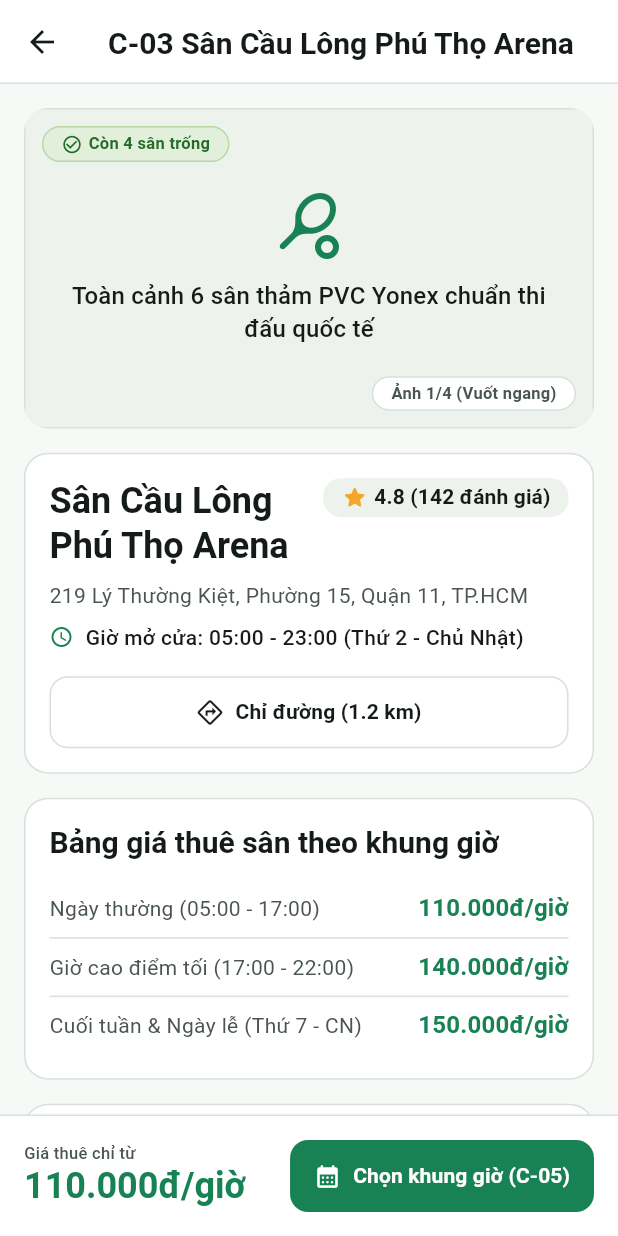
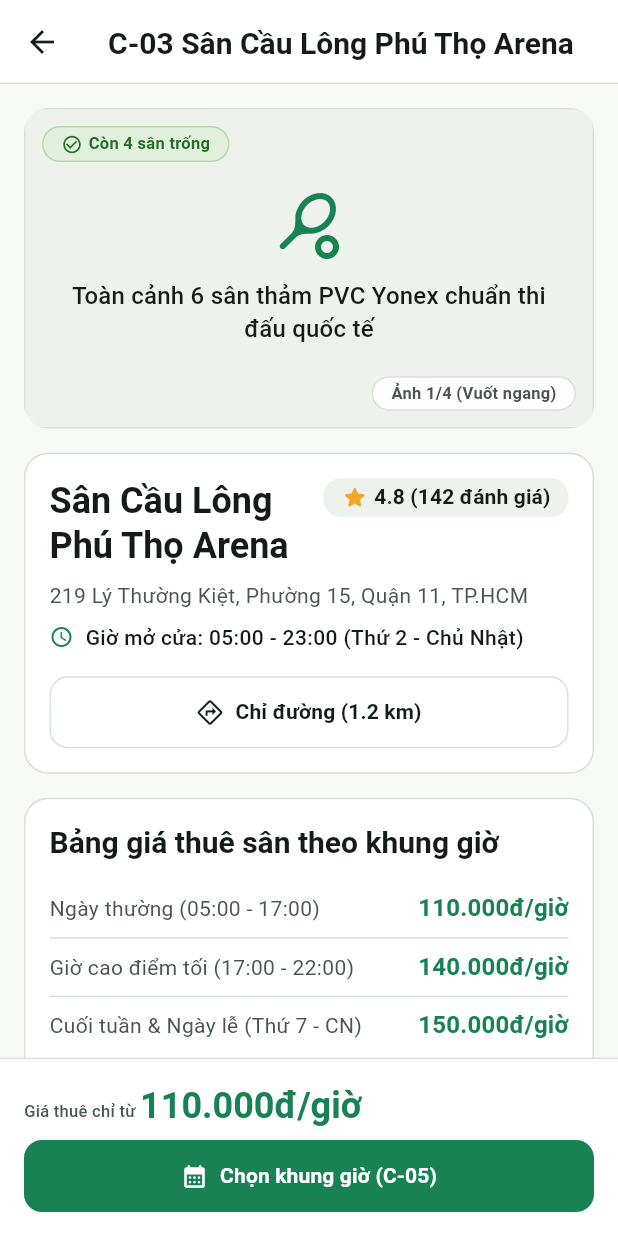
Before and after one commit to AgentMeap/badminton_hub, a Flutter app: the screen it shows after launch, item 3 of the bottom bar chosen, after a tap on "Chi tiết (C-03)", on a phone screen of 412 x 824 dp. Run offline on Flutter 3.47's test engine with Material 3 defaults, Android fonts, the phone set to English and light mode, and no system bars; Roboto replaces fonts that are missing (Be Vietnam Pro).

Commit message:
fix: sửa lỗi tràn giao diện (RenderFlex overflow) trên màn hình điện thoại
- StatusChip tự cắt chữ bằng dấu ... khi bị giới hạn chiều ngang
- AppBar: nút Đăng nhập chỉ hiện icon trên màn hẹp
- Các hàng nút ở Admin, Chủ sân (O-03, O-04), Khám phá (C-01), Chi tiết sân (C-03), Chat AI, PayOS dùng Expanded/Wrap hoặc nút rộng hết khung

```diff
--- a/badminton_fe/lib/core/router/app_router.dart
+++ b/badminton_fe/lib/core/router/app_router.dart
@@ -187,6 +187,23 @@ class _AppRoleShellHostState extends State<AppRoleShellHost> {
     }
   }
 
+  void _openLogin() {
+    Navigator.of(context).push(
+      MaterialPageRoute<void>(
+        builder: (_) => LoginScreen(
+          onLoginSuccess: (role) {
+            Navigator.of(context).popUntil((r) => r.isFirst);
+            _switchRole(role);
+          },
+          onOpenOwnerStatus: () {
+            Navigator.of(context).popUntil((r) => r.isFirst);
+            _switchRole(UserRole.owner);
+          },
+        ),
+      ),
+    );
+  }
+
   @override
   Widget build(BuildContext context) {
     final t = context.tokens;
@@ -225,12 +242,16 @@ class _AppRoleShellHostState extends State<AppRoleShellHost> {
                   children: [
                     Text(
                       'Badminton Court',
+                      maxLines: 1,
+                      overflow: TextOverflow.ellipsis,
                       style: Theme.of(context).textTheme.titleMedium?.copyWith(
                             fontWeight: FontWeight.w700,
                           ),
                     ),
                     Text(
                       'Shell: ${_currentRole.label} (${_currentRole.basePath})',
+                      maxLines: 1,
+                      overflow: TextOverflow.ellipsis,
                       style: Theme.of(context).textTheme.labelSmall,
                     ),
                   ],
@@ -240,27 +261,24 @@ class _AppRoleShellHostState extends State<AppRoleShellHost> {
           ),
         ),
         actions: [
-          AppButton(
-            label: 'Đăng nhập (S-02)',
-            leadingIcon: Icons.login_rounded,
-            variant: AppButtonVariant.secondary,
-            onPressed: () {
-              Navigator.of(context).push(
-                MaterialPageRoute<void>(
-                  builder: (_) => LoginScreen(
-                    onLoginSuccess: (role) {
-                      Navigator.of(context).popUntil((r) => r.isFirst);
-                      _switchRole(role);
-                    },
-                    onOpenOwnerStatus: () {
-                      Navigator.of(context).popUntil((r) => r.isFirst);
-                      _switchRole(UserRole.owner);
-                    },
-                  ),
-                ),
-              );
-            },
-          ),
+          // Man hinh hep (dien thoai): chi hien icon de nhuong cho tieu de
+          if (MediaQuery.sizeOf(context).width < 600)
+            IconButton(
+              tooltip: 'Đăng nhập (S-02)',
+              constraints: BoxConstraints(
+                minWidth: t.minTapTarget,
+                minHeight: t.minTapTarget,
+              ),
+              onPressed: _openLogin,
+              icon: const Icon(Icons.login_rounded),
+            )
+          else
+            AppButton(
+              label: 'Đăng nhập (S-02)',
+              leadingIcon: Icons.login_rounded,
+              variant: AppButtonVariant.secondary,
+              onPressed: _openLogin,
+            ),
           SizedBox(width: t.space1),
           IconButton(
             tooltip: isDark ? 'Chuyển sang giao diện Sáng' : 'Chuyển sang giao diện Tối',
@@ -513,8 +531,10 @@ class AdminShellView extends StatelessWidget {
                 style: textTheme.bodyMedium,
               ),
               SizedBox(height: t.space4),
-              Row(
-                mainAxisAlignment: MainAxisAlignment.end,
+              Wrap(
+                alignment: WrapAlignment.end,
+                spacing: t.space2,
+                runSpacing: t.space2,
                 children: [
                   AppButton(
                     label: 'Yêu cầu chỉnh sửa',
@@ -530,7 +550,6 @@ class AdminShellView extends StatelessWidget {
                       );
                     },
                   ),
-                  SizedBox(width: t.space2),
                   AppButton(
                     label: 'Phê duyệt lên bản đồ',
                     variant: AppButtonVariant.primary,
--- a/badminton_fe/lib/core/widgets/status_chip.dart
+++ b/badminton_fe/lib/core/widgets/status_chip.dart
@@ -71,12 +71,16 @@ class StatusChip extends StatelessWidget {
           children: [
             Icon(iconFor(status), size: 14, color: pair.foreground),
             SizedBox(width: t.space1),
-            Text(
-              label,
-              style: Theme.of(context).textTheme.labelSmall?.copyWith(
-                    color: pair.foreground,
-                    fontWeight: FontWeight.w600,
-                  ),
+            Flexible(
+              child: Text(
+                label,
+                maxLines: 1,
+                overflow: TextOverflow.ellipsis,
+                style: Theme.of(context).textTheme.labelSmall?.copyWith(
+                      color: pair.foreground,
+                      fontWeight: FontWeight.w600,
+                    ),
+              ),
             ),
           ],
         ),
--- a/badminton_fe/lib/features/customer/chat_ai/presentation/customer_ai_chat_screen.dart
+++ b/badminton_fe/lib/features/customer/chat_ai/presentation/customer_ai_chat_screen.dart
@@ -593,6 +593,7 @@ class _CustomerAiChatScreenState extends State<CustomerAiChatScreen> {
                     ),
                   ),
                 ),
+                SizedBox(width: t.space2),
                 StatusChip(
                   status: s.availableCourtCount > 0
                       ? CourtBookingStatus.activeConfirmed
@@ -609,16 +610,15 @@ class _CustomerAiChatScreenState extends State<CustomerAiChatScreen> {
               style: textTheme.bodySmall,
             ),
             SizedBox(height: t.space2),
-            Row(
-              mainAxisAlignment: MainAxisAlignment.spaceBetween,
-              children: [
             PriceText(
               amountVnd: s.minPricePerHour,
               suffix: '/giờ',
             ),
+            SizedBox(height: t.space2),
             Row(
               children: [
-                    AppButton(
+                Expanded(
+                  child: AppButton(
                     label: 'Chi tiết (C-03)',
                     variant: AppButtonVariant.secondary,
                     onPressed: () {
@@ -629,8 +629,10 @@ class _CustomerAiChatScreenState extends State<CustomerAiChatScreen> {
                       );
                     },
                   ),
+                ),
                 SizedBox(width: t.space2),
-                    AppButton(
+                Expanded(
+                  child: AppButton(
                     label: 'Đặt ngay (C-05)',
                     leadingIcon: Icons.flash_on_rounded,
                     variant: AppButtonVariant.primary,
@@ -642,7 +644,6 @@ class _CustomerAiChatScreenState extends State<CustomerAiChatScreen> {
                       );
                     },
                   ),
-                  ],
                 ),
               ],
             ),
--- a/badminton_fe/lib/features/customer/home_map/presentation/customer_explore_screen.dart
+++ b/badminton_fe/lib/features/customer/home_map/presentation/customer_explore_screen.dart
@@ -427,13 +427,17 @@ class _CustomerExploreScreenState extends State<CustomerExploreScreen> {
                 Row(
                   mainAxisAlignment: MainAxisAlignment.spaceBetween,
                   children: [
-                    StatusChip(
+                    Flexible(
+                      child: StatusChip(
                         status: selectedDetail.summary.status,
                         customLabel: selectedDetail.summary.availableCourtCount > 0
                             ? 'Còn ${selectedDetail.summary.availableCourtCount} sân trống'
                             : 'Hết giờ trống',
                       ),
+                    ),
+                    SizedBox(width: t.space2),
                     Row(
+                      mainAxisSize: MainAxisSize.min,
                       children: [
                         Icon(
                           Icons.star_rounded,
@@ -455,6 +459,8 @@ class _CustomerExploreScreenState extends State<CustomerExploreScreen> {
                 Text(
                   selectedDetail.summary.name,
                   style: textTheme.titleLarge,
+                  maxLines: 2,
+                  overflow: TextOverflow.ellipsis,
                 ),
                 SizedBox(height: t.space1),
                 Text(
@@ -465,27 +471,29 @@ class _CustomerExploreScreenState extends State<CustomerExploreScreen> {
                 ),
                 SizedBox(height: t.space3),
                 Row(
-                  mainAxisAlignment: MainAxisAlignment.spaceBetween,
+                  crossAxisAlignment: CrossAxisAlignment.baseline,
+                  textBaseline: TextBaseline.alphabetic,
                   children: [
-                    Column(
-                      crossAxisAlignment: CrossAxisAlignment.start,
-                      children: [
-                        Text('Giá từ', style: textTheme.labelSmall),
+                    Text('Giá từ ', style: textTheme.labelSmall),
                     PriceText(
                       amountVnd: selectedDetail.summary.minPricePerHour,
                       suffix: '/giờ',
                     ),
                   ],
                 ),
+                SizedBox(height: t.space2),
                 Row(
                   children: [
-                        AppButton(
+                    Expanded(
+                      child: AppButton(
                         label: 'Chi tiết (C-03)',
                         variant: AppButtonVariant.secondary,
                         onPressed: () => _openVenueDetail(selectedDetail),
                       ),
+                    ),
                     SizedBox(width: t.space2),
-                        AppButton(
+                    Expanded(
+                      child: AppButton(
                         label: 'Chọn giờ (C-05)',
                         variant: AppButtonVariant.primary,
                         onPressed: selectedDetail
@@ -494,7 +502,6 @@ class _CustomerExploreScreenState extends State<CustomerExploreScreen> {
                             ? () => _openSlotSelection(selectedDetail)
                             : null,
                       ),
-                      ],
                     ),
                   ],
                 ),
--- a/badminton_fe/lib/features/customer/venue/presentation/venue_detail_screen.dart
+++ b/badminton_fe/lib/features/customer/venue/presentation/venue_detail_screen.dart
@@ -381,25 +381,30 @@ class _VenueDetailScreenState extends State<VenueDetailScreen> {
             color: t.surfaceCard,
             border: Border(top: BorderSide(color: t.borderSubtle, width: 1)),
           ),
-          child: Row(
-            mainAxisAlignment: MainAxisAlignment.spaceBetween,
+          child: Column(
+            mainAxisSize: MainAxisSize.min,
+            crossAxisAlignment: CrossAxisAlignment.start,
             children: [
-              Column(
-                mainAxisSize: MainAxisSize.min,
-                crossAxisAlignment: CrossAxisAlignment.start,
+              Row(
+                crossAxisAlignment: CrossAxisAlignment.baseline,
+                textBaseline: TextBaseline.alphabetic,
                 children: [
-                  Text('Giá thuê chỉ từ', style: textTheme.labelSmall),
-                  PriceText(
-                    amountVnd: v.summary.minPricePerHour,
-                    suffix: '/giờ',
-                    isHero: true,
+                  Text('Giá thuê chỉ từ ', style: textTheme.labelSmall),
+                  Flexible(
+                    child: PriceText(
+                      amountVnd: v.summary.minPricePerHour,
+                      suffix: '/giờ',
+                      isHero: true,
+                    ),
                   ),
                 ],
               ),
+              SizedBox(height: t.space2),
               AppButton(
                 label: 'Chọn khung giờ (C-05)',
                 leadingIcon: Icons.calendar_month_rounded,
                 variant: AppButtonVariant.primary,
+                expandWidth: true,
                 onPressed: v.summary.availableCourtCount > 0
                     ? _openSlotSelection
                     : null,
```
Also changed, not shown: badminton_fe/lib/features/admin/presentation/admin_approval_screens.dart (+4 -3 lines), badminton_fe/lib/features/customer/booking/presentation/payos_payment_screen.dart (+4 -3 lines), badminton_fe/lib/features/owner/operations/presentation/owner_operations_screens.dart (+22 -20 lines), badminton_fe/lib/features/owner/venue_manage/presentation/owner_venue_screens.dart (+2 -13 lines), 2 other files. Lines whose indentation alone changed are shown as unchanged.
